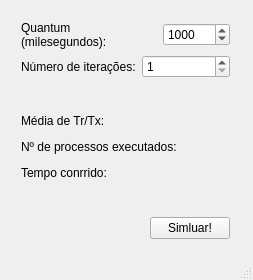
Old version of the form mainwindow.ui in the repository DanielKneipp/SO_TP2_ProcessSimRR.
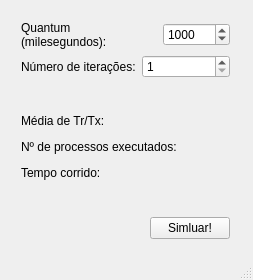
New version of the form.

```diff
--- a/mainwindow.ui
+++ b/mainwindow.ui
@@ -163,7 +163,7 @@
          <item>
           <widget class="QLabel" name="label_temp_L">
            <property name="text">
-            <string>Tempo conrrido: </string>
+            <string>Tempo corrido: </string>
            </property>
           </widget>
          </item>
```
